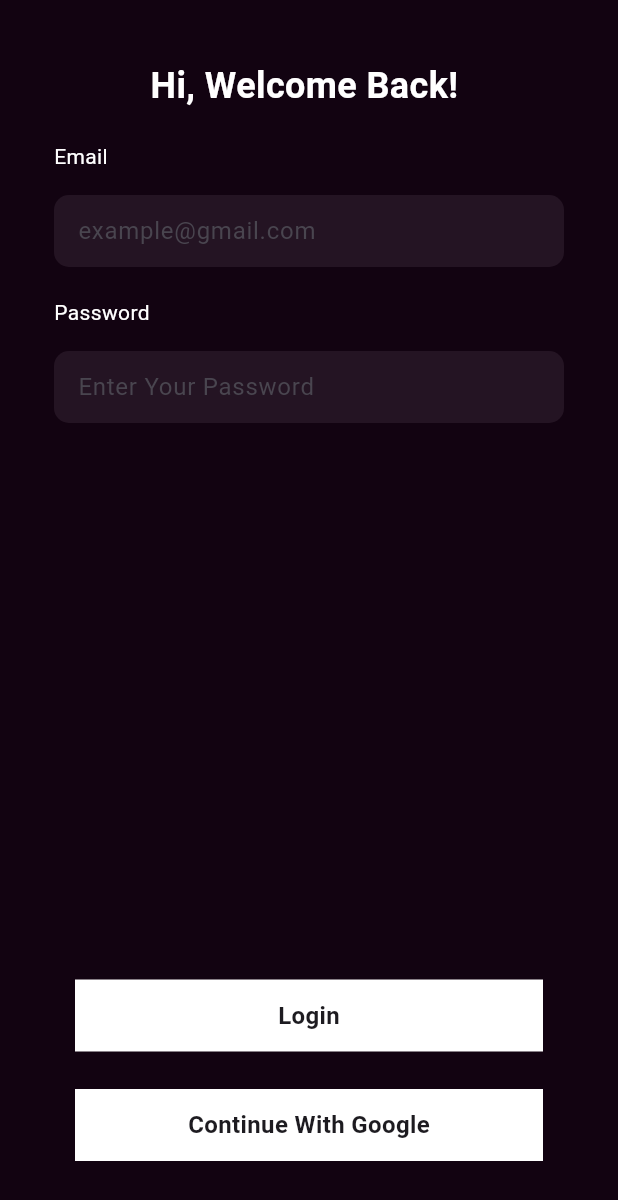
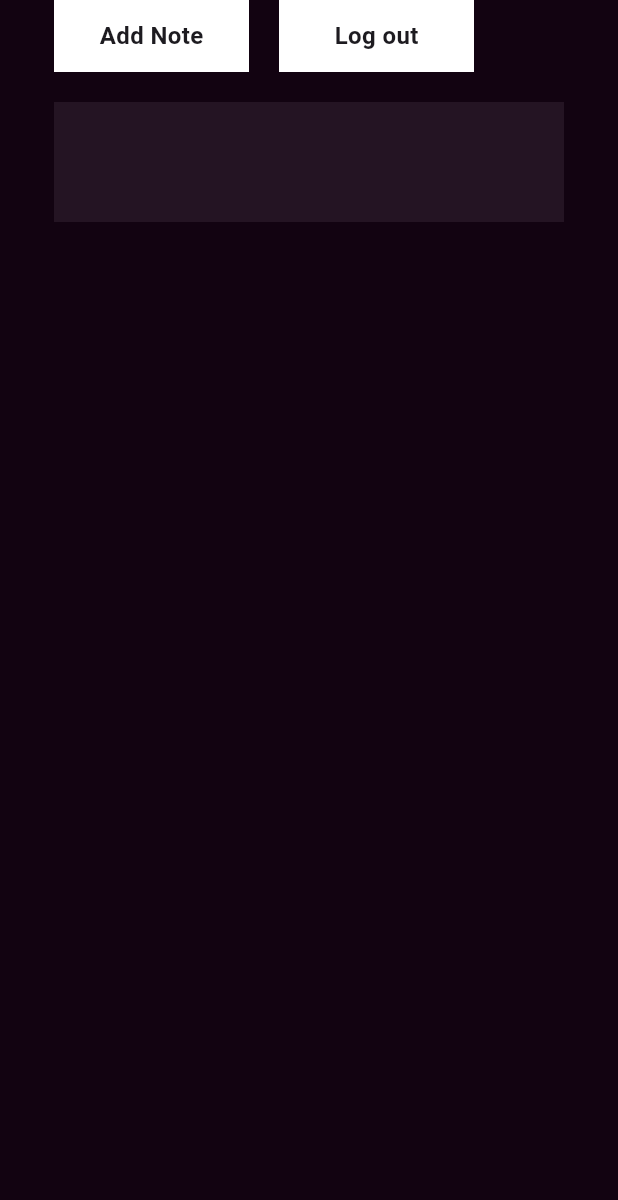
Before and after one commit to SamyRaafat/note_App, a Flutter app: the screen it shows after launch, on a phone screen of 412 x 824 dp. Shown: the top 1200 px of the screen. Run offline on Flutter 3.47's test engine with Material 3 defaults, Android fonts, the phone set to English and light mode, and no system bars; our stand-ins replace firebase_auth, firebase_core, flutter_bloc; accounts and stored records are empty.

```diff
--- a/lib/main.dart
+++ b/lib/main.dart
@@ -1,5 +1,6 @@
 import 'package:flutter/material.dart';
 import 'package:firebase_core/firebase_core.dart';
+import 'package:noteapp/presentation/Screen/add_note.dart';
 import 'package:noteapp/presentation/Screen/create_new_note.dart';
 import 'package:noteapp/presentation/Screen/hi_welcome_back.dart';
 import 'package:noteapp/presentation/Screen/sign_up_screen.dart';
@@ -15,9 +16,6 @@ class MyApp extends StatelessWidget {
 
   @override
   Widget build(BuildContext context) {
-    return MaterialApp(
-      debugShowCheckedModeBanner: false,
-      home: HiWelcomeBack(),
-    );
+    return MaterialApp(debugShowCheckedModeBanner: false, home: AddNote());
   }
 }
--- /dev/null
+++ b/lib/presentation/Screen/add_note.dart
@@ -0,0 +1,70 @@
+import 'package:flutter/cupertino.dart';
+import 'package:flutter/material.dart';
+import 'package:noteapp/core/const/TextApp.dart';
+import 'package:noteapp/core/theme/colorManiger.dart';
+import 'package:noteapp/presentation/widget/page_name.dart';
+import 'package:noteapp/presentation/widget/text_form_feild_app.dart';
+
+class AddNote extends StatelessWidget {
+  AddNote({super.key});
+  TextEditingController passController = TextEditingController();
+  TextEditingController emailController = TextEditingController();
+
+  @override
+  Widget build(BuildContext context) {
+    return Scaffold(
+      backgroundColor: ColorManager.backGApp,
+      body: Padding(
+        padding: const EdgeInsets.symmetric(horizontal: 36),
+        child: Column(
+          children: [
+            Row(
+              crossAxisAlignment: CrossAxisAlignment.start,
+              children: [
+                Center(
+                  child: Container(
+                    width: 130,
+                    height: 48,
+                    decoration: BoxDecoration(color: Colors.white),
+                    child: Center(
+                      child: Text(
+                        TextApp.navNameAddNote,
+                        style: TextStyle(
+                          fontWeight: FontWeight.w600,
+                          fontSize: 16,
+                        ),
+                      ),
+                    ),
+                  ),
+                ),
+                SizedBox(width: 20),
+                Center(
+                  child: Container(
+                    width: 130,
+                    height: 48,
+                    decoration: BoxDecoration(color: Colors.white),
+                    child: Center(
+                      child: Text(
+                        TextApp.navNameLogout,
+                        style: TextStyle(
+                          fontWeight: FontWeight.w600,
+                          fontSize: 16,
+                        ),
+                      ),
+                    ),
+                  ),
+                ),
+              ],
+            ),
+            SizedBox(height: 20),
+            Container(
+              width: 390,
+              height: 80,
+              color: Color.fromRGBO(242, 214, 241, 0.08),
+            ),
+          ],
+        ),
+      ),
+    );
+  }
+}
--- a/pubspec.yaml
+++ b/pubspec.yaml
@@ -37,6 +37,8 @@ dependencies:
   flutter_bloc: ^9.1.1
   firebase_core: ^4.0.0
   firebase_auth: ^6.0.1
+  cloud_firestore: ^5.6.11
+
 
 dev_dependencies:
   flutter_test:
```
Also changed, not shown: lib/data/note_model.dart (added, +29 -0 lines), lib/logic/create_note/states.dart (added, +12 -0 lines), lib/logic/create_note/cubit.dart (added), 1 other file.
